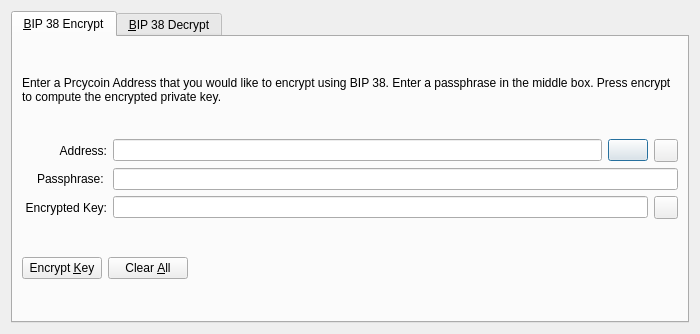
Qt form src/qt/forms/bip38tooldialog.ui (PRCYCoin/PRCYCoin) before a commit.
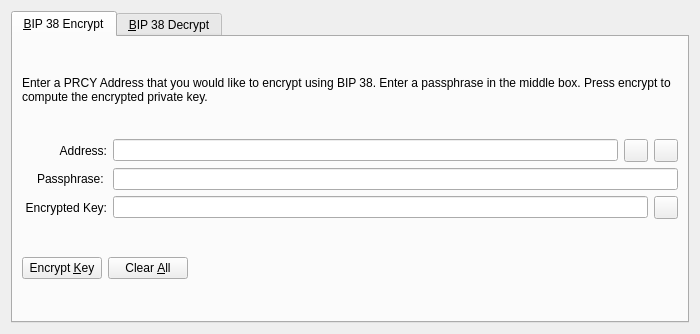
The same form after that commit. The open tabs and pages were chosen to show the change. Icons and pictures are not drawn. Custom widgets are drawn as their Qt base class.

Commit message:
Qt: BIP38 dialog string updates
These strings had been copied from the sign/verify message dialog, and seemed out of place. Updated with new strings that (to me) make more sense.

```diff
--- a/src/qt/forms/bip38tooldialog.ui
+++ b/src/qt/forms/bip38tooldialog.ui
@@ -30,7 +30,7 @@
        <item>
         <widget class="QLabel" name="infoLabel_ENC">
          <property name="text">
-          <string>Enter a Prcycoin Address that you would like to encrypt using BIP 38. Enter a passphrase in the middle box. Press encrypt to compute the encrypted private key.</string>
+          <string>Enter a PRCY Address that you would like to encrypt using BIP 38. Enter a passphrase in the middle box. Press encrypt to compute the encrypted private key.</string>
          </property>
          <property name="textFormat">
           <enum>Qt::PlainText</enum>
@@ -66,7 +66,7 @@
           </widget>
          </item>
          <item>
-          <widget class="QPushButton" name="addressBookButton_ENC">
+          <widget class="QToolButton" name="addressBookButton_ENC">
            <property name="toolTip">
             <string>Choose previously used address</string>
            </property>
```
Left out of the diff: 12 changed lines with no effect on the pictures.
